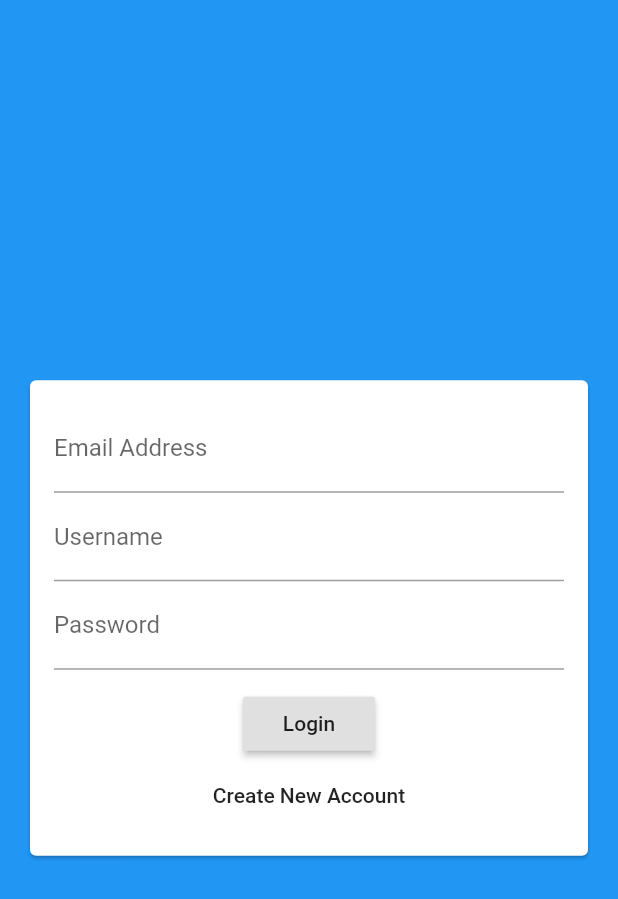
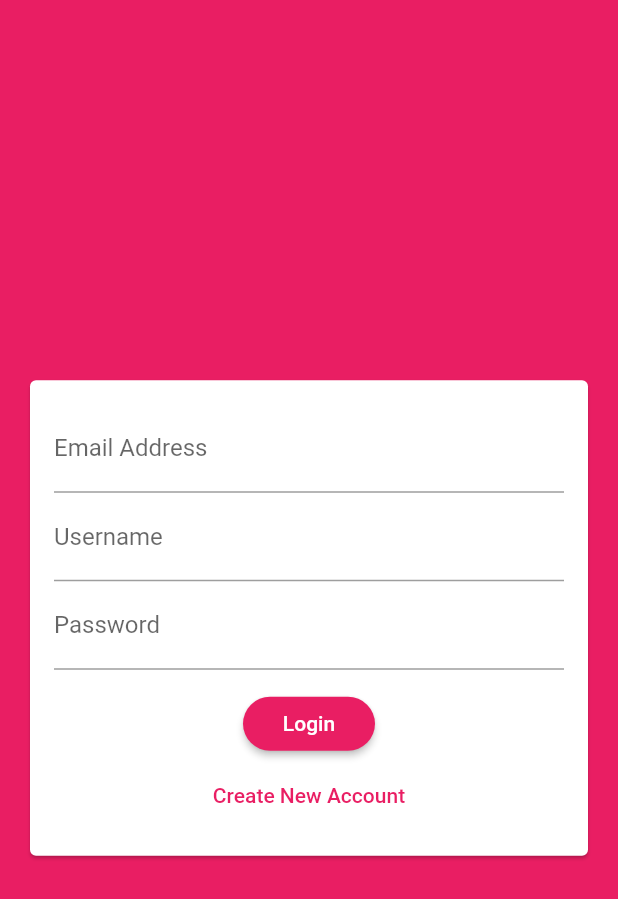
Before and after one commit to MatthieuNadeau96/chat_app, a Flutter app: the screen it shows after launch, on a phone screen of 412 x 824 dp. Shown: the top 899 px of the screen. Run offline on Flutter 3.47's test engine with Material 2 defaults, Android fonts, the phone set to English and light mode, and no system bars; our stand-ins replace cloud_firestore; accounts and stored records are empty.

Commit message:
Adding an App Theme

```diff
--- a/lib/main.dart
+++ b/lib/main.dart
@@ -12,7 +12,16 @@ class MyApp extends StatelessWidget {
     return MaterialApp(
       title: 'Flutter Chat',
       theme: ThemeData(
-        primarySwatch: Colors.blue,
+        primarySwatch: Colors.pink,
+        backgroundColor: Colors.pink,
+        accentColor: Colors.deepPurple,
+        accentColorBrightness: Brightness.dark,
+        buttonTheme: ButtonTheme.of(context).copyWith(
+            buttonColor: Colors.pink,
+            textTheme: ButtonTextTheme.primary,
+            shape: RoundedRectangleBorder(
+              borderRadius: BorderRadius.circular(20),
+            )),
         visualDensity: VisualDensity.adaptivePlatformDensity,
       ),
       home: AuthScreen(),
--- a/lib/screens/auth/auth_form.dart
+++ b/lib/screens/auth/auth_form.dart
@@ -41,6 +41,7 @@ class _AuthFormState extends State<AuthForm> {
                     onPressed: () {},
                   ),
                   FlatButton(
+                    textColor: Theme.of(context).primaryColor,
                     child: Text('Create New Account'),
                     onPressed: () {},
                   )
```
